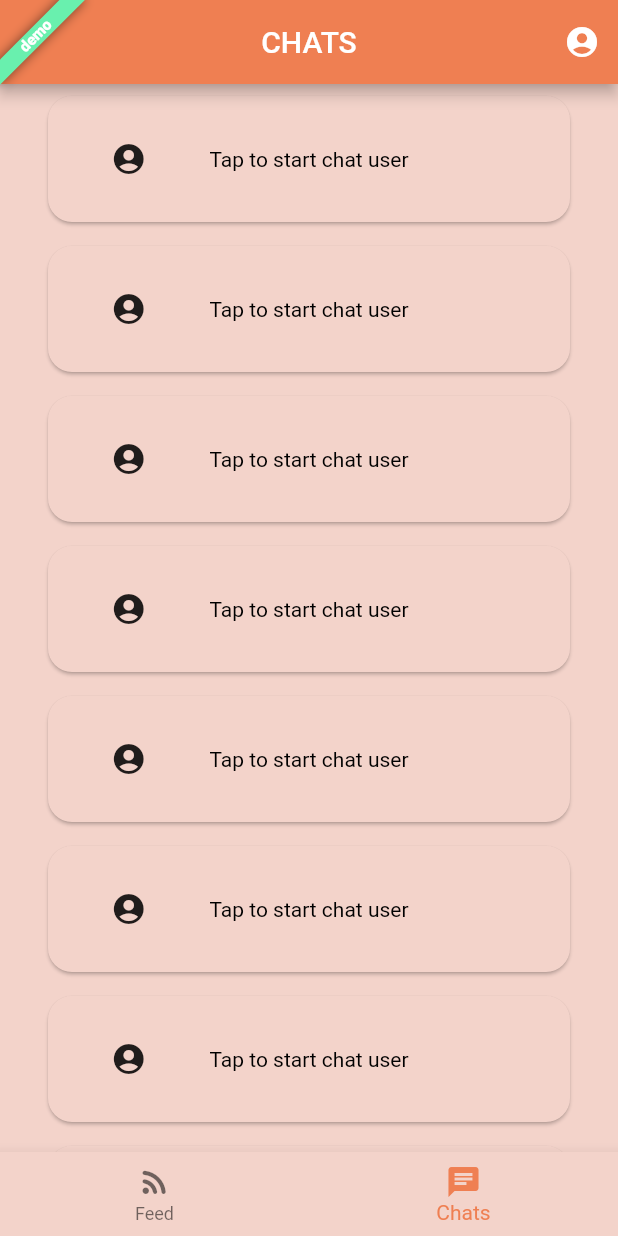
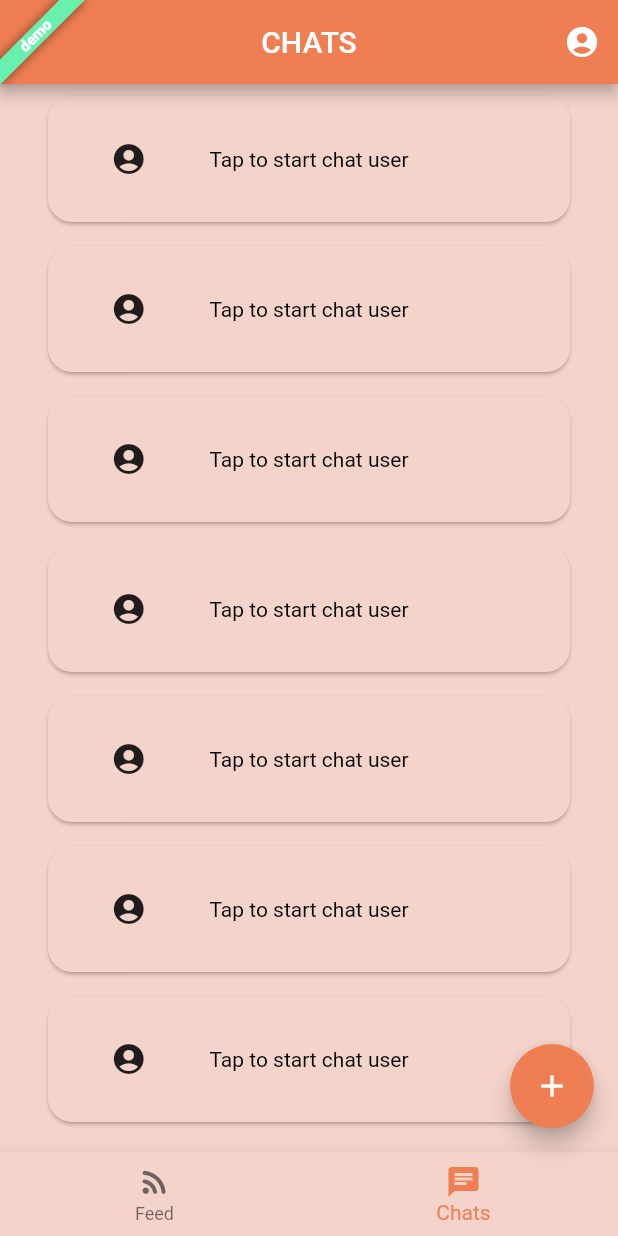
Before and after one commit to maximcore/fire_chat, a Flutter app: the HomePage screen opened by its route, item 2 of the bottom bar chosen, on a phone screen of 412 x 824 dp. Run offline on Flutter 3.47's test engine with Material 2 defaults, Android fonts, the phone set to English and light mode, and no system bars; our stand-ins replace bloc, cloud_firestore, device_preview, faker, file_picker, firebase_auth and 11 more; missing offline and left inert: flutter_facebook_auth; accounts and stored records are empty; generated files the repository leaves out were written again.

Commit message:
Edit home page

```diff
--- a/lib/presentation/pages/home_page.dart
+++ b/lib/presentation/pages/home_page.dart
@@ -1,14 +1,9 @@
 import 'package:fire_chat/config/routing/routes.dart';
 import 'package:fire_chat/core/string_constants.dart';
-import 'package:fire_chat/domain/repositories/posts_repository/posts_repository.dart';
-import 'package:fire_chat/presentation/blocs/posts_bloc/posts_bloc.dart';
-import 'package:fire_chat/presentation/blocs/posts_bloc/posts_events.dart';
 import 'package:fire_chat/presentation/pages/chats_page.dart';
 import 'package:fire_chat/presentation/pages/feed_page.dart';
 import 'package:fire_chat/presentation/widgets/common/flavors_banner.dart';
 import 'package:flutter/material.dart';
-import 'package:flutter_bloc/flutter_bloc.dart';
-import 'package:get_it/get_it.dart';
 
 class HomePage extends StatefulWidget {
   const HomePage({Key? key}) : super(key: key);
@@ -35,10 +30,18 @@ class _HomePageState extends State<HomePage> {
 
   @override
   Widget build(BuildContext context) {
-    final repository = GetIt.instance.get<PostsRepository>();
     return Stack(
       children: [
         Scaffold(
+          floatingActionButton: FloatingActionButton(
+            backgroundColor: Theme.of(context).primaryColor,
+            onPressed: () {
+              Navigator.of(context).pushNamed(
+                AppRoutes.addPostPage,
+              );
+            },
+            child: const Icon(Icons.add),
+          ),
           appBar: AppBar(
             automaticallyImplyLeading: false,
             title: Text(
@@ -57,13 +60,7 @@ class _HomePageState extends State<HomePage> {
             ],
             centerTitle: true,
           ),
-          body: BlocProvider<PostsBloc>(
-            create: (_) => PostsBloc(repository: repository)
-              ..add(
-                FetchingDataEvent(),
-              ),
-            child: _pages[_currentPageIndex],
-          ),
+          body: _pages[_currentPageIndex],
           bottomNavigationBar: BottomNavigationBar(
             currentIndex: _currentPageIndex,
             onTap: _onNavbarItemTap,
```
